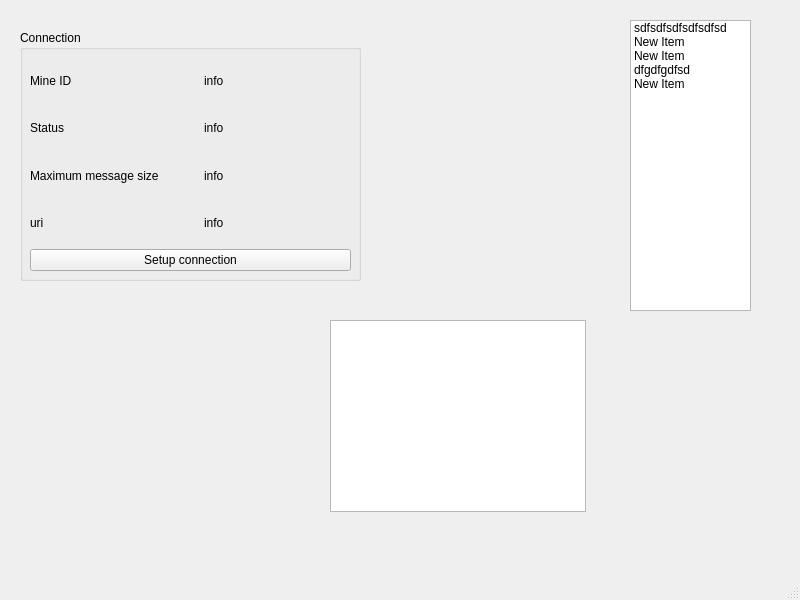
Al-Sah/RAT, file code/control/main_window.ui: the form before one commit.
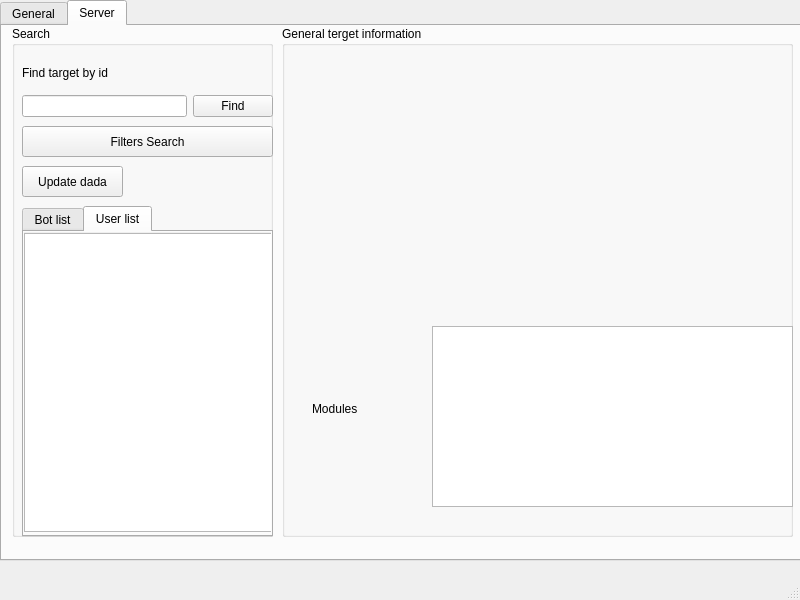
The form after the commit.

Commit message: Implemented module serverInteraction

```diff
--- a/code/control/main_window.ui
+++ b/code/control/main_window.ui
@@ -14,59 +14,29 @@
    <string>MainWindow</string>
   </property>
   <widget class="QWidget" name="centralwidget">
-   <widget class="QWidget" name="gridLayoutWidget">
+   <widget class="QTabWidget" name="tabWidget">
     <property name="geometry">
      <rect>
-      <x>650</x>
-      <y>320</y>
-      <width>121</width>
-      <height>91</height>
+      <x>0</x>
+      <y>0</y>
+      <width>801</width>
+      <height>561</height>
      </rect>
     </property>
-    <layout class="QGridLayout" name="gridLayout"/>
-   </widget>
-   <widget class="QListWidget" name="listWidget">
-    <property name="geometry">
-     <rect>
-      <x>630</x>
-      <y>20</y>
-      <width>121</width>
-      <height>291</height>
-     </rect>
+    <property name="currentIndex">
+     <number>1</number>
     </property>
-    <item>
-     <property name="text">
-      <string>sdfsdfsdfsdfsdfsd</string>
-     </property>
-    </item>
-    <item>
-     <property name="text">
-      <string>New Item</string>
-     </property>
-    </item>
-    <item>
-     <property name="text">
-      <string>New Item</string>
-     </property>
-    </item>
-    <item>
-     <property name="text">
-      <string>dfgdfgdfsd</string>
-     </property>
-    </item>
-    <item>
-     <property name="text">
-      <string>New Item</string>
-     </property>
-    </item>
-   </widget>
+    <widget class="QWidget" name="general_tab">
+     <attribute name="title">
+      <string>General</string>
+     </attribute>
    <widget class="QGroupBox" name="groupBox">
     <property name="geometry">
      <rect>
-      <x>20</x>
-      <y>30</y>
-      <width>341</width>
-      <height>251</height>
+        <x>10</x>
+        <y>20</y>
+        <width>381</width>
+        <height>311</height>
      </rect>
     </property>
     <property name="title">
@@ -77,8 +47,8 @@
       <rect>
        <x>10</x>
        <y>30</y>
-       <width>321</width>
-       <height>211</height>
+         <width>361</width>
+         <height>271</height>
       </rect>
      </property>
      <layout class="QVBoxLayout" name="verticalLayout">
@@ -87,22 +57,36 @@
       </property>
       <item>
        <layout class="QGridLayout" name="gridLayout_2">
-        <item row="1" column="0">
+          <item row="9" column="0">
+           <widget class="QLabel" name="label_9">
+            <property name="text">
+             <string>Status details</string>
+            </property>
+           </widget>
+          </item>
+          <item row="7" column="0">
+           <widget class="QLabel" name="label_10">
+            <property name="text">
+             <string>Last error code</string>
+            </property>
+           </widget>
+          </item>
+          <item row="4" column="2">
+           <widget class="QLabel" name="id_val">
+            <property name="text">
+             <string>info</string>
+            </property>
+           </widget>
+          </item>
+          <item row="2" column="0">
          <widget class="QLabel" name="label_3">
           <property name="text">
            <string>Status</string>
           </property>
          </widget>
         </item>
-        <item row="3" column="2">
-         <widget class="QLabel" name="uri_val">
-          <property name="text">
-           <string>info</string>
-          </property>
-         </widget>
-        </item>
-        <item row="0" column="2">
-         <widget class="QLabel" name="id_val">
+          <item row="7" column="2">
+           <widget class="QLabel" name="label_lec_val">
           <property name="text">
            <string>info</string>
           </property>
@@ -115,35 +99,49 @@
           </property>
          </widget>
         </item>
-        <item row="2" column="0">
-         <widget class="QLabel" name="label_5">
+          <item row="9" column="2">
+           <widget class="QLabel" name="label_status_details_val">
           <property name="text">
-           <string>Maximum message size</string>
+             <string>info</string>
           </property>
          </widget>
         </item>
-        <item row="1" column="2">
+          <item row="8" column="0">
+           <widget class="QLabel" name="label_11">
+            <property name="text">
+             <string>Last error reason</string>
+            </property>
+           </widget>
+          </item>
+          <item row="5" column="2">
+           <widget class="QLabel" name="mms_val">
+            <property name="text">
+             <string>info</string>
+            </property>
+           </widget>
+          </item>
+          <item row="2" column="2">
          <widget class="QLabel" name="status_val">
           <property name="text">
            <string>info</string>
           </property>
          </widget>
         </item>
-        <item row="0" column="0">
+          <item row="4" column="0">
          <widget class="QLabel" name="label_2">
           <property name="text">
            <string>Mine ID</string>
           </property>
          </widget>
         </item>
-        <item row="2" column="2">
-         <widget class="QLabel" name="mms_val">
+          <item row="5" column="0">
+           <widget class="QLabel" name="label_5">
           <property name="text">
-           <string>info</string>
+             <string>Max message size</string>
           </property>
          </widget>
         </item>
-        <item row="1" column="1">
+          <item row="3" column="1">
          <spacer name="horizontalSpacer">
           <property name="orientation">
            <enum>Qt::Horizontal</enum>
@@ -171,15 +169,299 @@
      </layout>
     </widget>
    </widget>
-   <widget class="QTableView" name="tableView">
+     <widget class="QGroupBox" name="groupBox_2">
     <property name="geometry">
      <rect>
-      <x>330</x>
-      <y>320</y>
-      <width>256</width>
-      <height>192</height>
-     </rect>
-    </property>
+        <x>400</x>
+        <y>20</y>
+        <width>381</width>
+        <height>131</height>
+       </rect>
+      </property>
+      <property name="title">
+       <string>WebSocketRunner properties</string>
+      </property>
+      <widget class="QWidget" name="layoutWidget_2">
+       <property name="geometry">
+        <rect>
+         <x>10</x>
+         <y>30</y>
+         <width>361</width>
+         <height>91</height>
+        </rect>
+       </property>
+       <layout class="QVBoxLayout" name="verticalLayout_2">
+        <property name="sizeConstraint">
+         <enum>QLayout::SetMinimumSize</enum>
+        </property>
+        <item>
+         <layout class="QGridLayout" name="gridLayout_3">
+          <item row="2" column="0">
+           <widget class="QLabel" name="label_4">
+            <property name="text">
+             <string>default ID</string>
+            </property>
+           </widget>
+          </item>
+          <item row="2" column="2">
+           <widget class="QLabel" name="label_wsr_myid_val">
+            <property name="text">
+             <string>info</string>
+            </property>
+           </widget>
+          </item>
+          <item row="3" column="2">
+           <widget class="QLabel" name="label_all_val">
+            <property name="text">
+             <string>info</string>
+            </property>
+           </widget>
+          </item>
+          <item row="3" column="1">
+           <spacer name="horizontalSpacer_2">
+            <property name="orientation">
+             <enum>Qt::Horizontal</enum>
+            </property>
+            <property name="sizeType">
+             <enum>QSizePolicy::Maximum</enum>
+            </property>
+            <property name="sizeHint" stdset="0">
+             <size>
+              <width>20</width>
+              <height>10</height>
+             </size>
+            </property>
+           </spacer>
+          </item>
+          <item row="3" column="0">
+           <widget class="QLabel" name="label_14">
+            <property name="text">
+             <string>access logging level</string>
+            </property>
+           </widget>
+          </item>
+          <item row="4" column="0">
+           <widget class="QLabel" name="label_6">
+            <property name="text">
+             <string>ereors logging level</string>
+            </property>
+           </widget>
+          </item>
+          <item row="4" column="2">
+           <widget class="QLabel" name="label_ell_val">
+            <property name="text">
+             <string>info</string>
+            </property>
+           </widget>
+          </item>
+         </layout>
+        </item>
+       </layout>
+      </widget>
+     </widget>
+    </widget>
+    <widget class="QWidget" name="server_tab">
+     <attribute name="title">
+      <string>Server</string>
+     </attribute>
+     <widget class="QGroupBox" name="groupBox_3">
+      <property name="geometry">
+       <rect>
+        <x>280</x>
+        <y>0</y>
+        <width>511</width>
+        <height>511</height>
+       </rect>
+      </property>
+      <property name="title">
+       <string>General terget information</string>
+      </property>
+      <widget class="QListWidget" name="listWidget">
+       <property name="geometry">
+        <rect>
+         <x>150</x>
+         <y>300</y>
+         <width>361</width>
+         <height>181</height>
+        </rect>
+       </property>
+      </widget>
+      <widget class="QLabel" name="label_7">
+       <property name="geometry">
+        <rect>
+         <x>30</x>
+         <y>370</y>
+         <width>101</width>
+         <height>26</height>
+        </rect>
+       </property>
+       <property name="text">
+        <string>Modules</string>
+       </property>
+      </widget>
+     </widget>
+     <widget class="QGroupBox" name="groupBox_4">
+      <property name="geometry">
+       <rect>
+        <x>10</x>
+        <y>0</y>
+        <width>261</width>
+        <height>511</height>
+       </rect>
+      </property>
+      <property name="title">
+       <string>Search</string>
+      </property>
+      <widget class="QWidget" name="layoutWidget">
+       <property name="geometry">
+        <rect>
+         <x>10</x>
+         <y>30</y>
+         <width>251</width>
+         <height>61</height>
+        </rect>
+       </property>
+       <layout class="QVBoxLayout" name="verticalLayout_3">
+        <item>
+         <widget class="QLabel" name="label">
+          <property name="text">
+           <string>Find target by id</string>
+          </property>
+         </widget>
+        </item>
+        <item>
+         <layout class="QHBoxLayout" name="horizontalLayout">
+          <item>
+           <widget class="QLineEdit" name="lineEdit"/>
+          </item>
+          <item>
+           <widget class="QPushButton" name="pushButton_2">
+            <property name="text">
+             <string>Find</string>
+            </property>
+           </widget>
+          </item>
+         </layout>
+        </item>
+       </layout>
+      </widget>
+      <widget class="QPushButton" name="pushButton_3">
+       <property name="geometry">
+        <rect>
+         <x>10</x>
+         <y>100</y>
+         <width>251</width>
+         <height>31</height>
+        </rect>
+       </property>
+       <property name="text">
+        <string>Filters Search</string>
+       </property>
+      </widget>
+      <widget class="QPushButton" name="updateTargetsButton">
+       <property name="geometry">
+        <rect>
+         <x>10</x>
+         <y>140</y>
+         <width>101</width>
+         <height>31</height>
+        </rect>
+       </property>
+       <property name="text">
+        <string>Update dada</string>
+       </property>
+      </widget>
+      <widget class="QTabWidget" name="tabWidget_2">
+       <property name="geometry">
+        <rect>
+         <x>10</x>
+         <y>180</y>
+         <width>251</width>
+         <height>331</height>
+        </rect>
+       </property>
+       <property name="currentIndex">
+        <number>1</number>
+       </property>
+       <widget class="QWidget" name="tab">
+        <attribute name="title">
+         <string>Bot list</string>
+        </attribute>
+        <widget class="QScrollArea" name="scrollArea">
+         <property name="geometry">
+          <rect>
+           <x>-1</x>
+           <y>-1</y>
+           <width>251</width>
+           <height>301</height>
+          </rect>
+         </property>
+         <property name="widgetResizable">
+          <bool>true</bool>
+         </property>
+         <widget class="QWidget" name="scrollAreaWidgetContents">
+          <property name="geometry">
+           <rect>
+            <x>0</x>
+            <y>0</y>
+            <width>249</width>
+            <height>299</height>
+           </rect>
+          </property>
+          <widget class="QListView" name="botslist">
+           <property name="geometry">
+            <rect>
+             <x>0</x>
+             <y>0</y>
+             <width>251</width>
+             <height>301</height>
+            </rect>
+           </property>
+          </widget>
+         </widget>
+        </widget>
+       </widget>
+       <widget class="QWidget" name="tab_2">
+        <attribute name="title">
+         <string>User list</string>
+        </attribute>
+        <widget class="QScrollArea" name="scrollArea_2">
+         <property name="geometry">
+          <rect>
+           <x>-1</x>
+           <y>-1</y>
+           <width>251</width>
+           <height>301</height>
+          </rect>
+         </property>
+         <property name="widgetResizable">
+          <bool>true</bool>
+         </property>
+         <widget class="QWidget" name="scrollAreaWidgetContents_2">
+          <property name="geometry">
+           <rect>
+            <x>0</x>
+            <y>0</y>
+            <width>249</width>
+            <height>299</height>
+           </rect>
+          </property>
+          <widget class="QListWidget" name="listWidget_2">
+           <property name="geometry">
+            <rect>
+             <x>0</x>
+             <y>1</y>
+             <width>251</width>
+             <height>301</height>
+            </rect>
+           </property>
+          </widget>
+         </widget>
+        </widget>
+       </widget>
+      </widget>
+     </widget>
+    </widget>
    </widget>
   </widget>
   <widget class="QMenuBar" name="menubar">
```
Left out of the diff: 28 changed lines with no effect on the pictures. Lines whose indentation alone changed are shown as unchanged. The commit also changes 32 other files.
